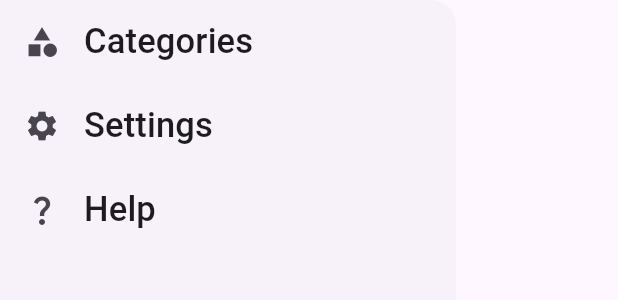
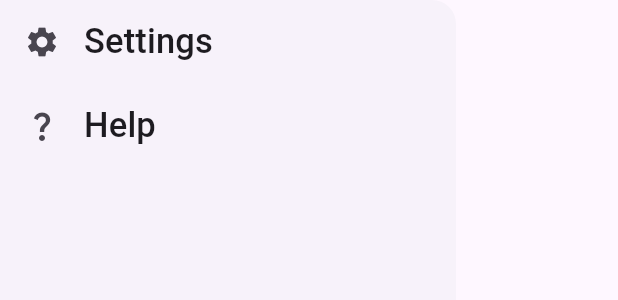
Before and after one commit to claudiogiaretta/Flutter, a Flutter app: the HomeDrawer widget shown alone on an empty page, opened directly, on a phone screen of 412 x 824 dp. Shown: the top 300 px of the screen. Run offline on Flutter 3.47's test engine with Material 3 defaults, Android fonts, the light colour scheme and no system bars; our stand-ins replace google_fonts, transparent_image; network calls fail.

```diff
--- a/flutter_training_apps/lib/holiday_app/widgets/home_drawer.dart
+++ b/flutter_training_apps/lib/holiday_app/widgets/home_drawer.dart
@@ -8,15 +8,6 @@ class HomeDrawer extends StatelessWidget {
     return Drawer(
       child: Column(
         children: [
-          ListTile(
-            leading: const Icon(Icons.category),
-            title: Text(
-              'Categories',
-              style: Theme.of(context).textTheme.titleSmall!.copyWith(
-                  color: Theme.of(context).colorScheme.onSurface, fontSize: 23),
-            ),
-            onTap: () {},
-          ),
           ListTile(
             leading: const Icon(Icons.settings),
             title: Text(
--- a/flutter_training_apps/lib/quiz_app/start_screen.dart
+++ b/flutter_training_apps/lib/quiz_app/start_screen.dart
@@ -14,7 +14,7 @@ class StartScreen extends StatelessWidget {
         children: [
           Image.asset(
             'assets/assets_quiz/images/quiz-logo.png',
-            width: 500,
+            width: 400,
             color: const Color.fromARGB(128, 255, 255, 255),
           ),
           const SizedBox(
```
Also changed, not shown: flutter_training_apps/lib/holiday_app/screens/trip_details_screen.dart (+5 -39 lines), flutter_training_apps/lib/holiday_app/widgets/activities.dart (added, +34 -0 lines), flutter_training_apps/lib/holiday_app/widgets/itinerary.dart (added, +34 -0 lines).
